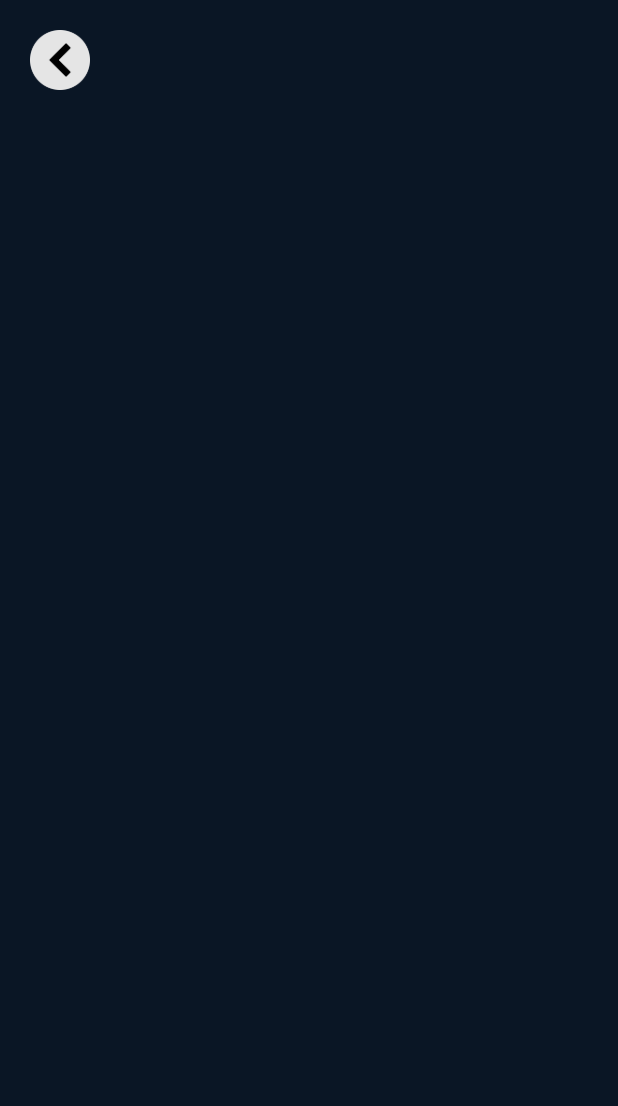
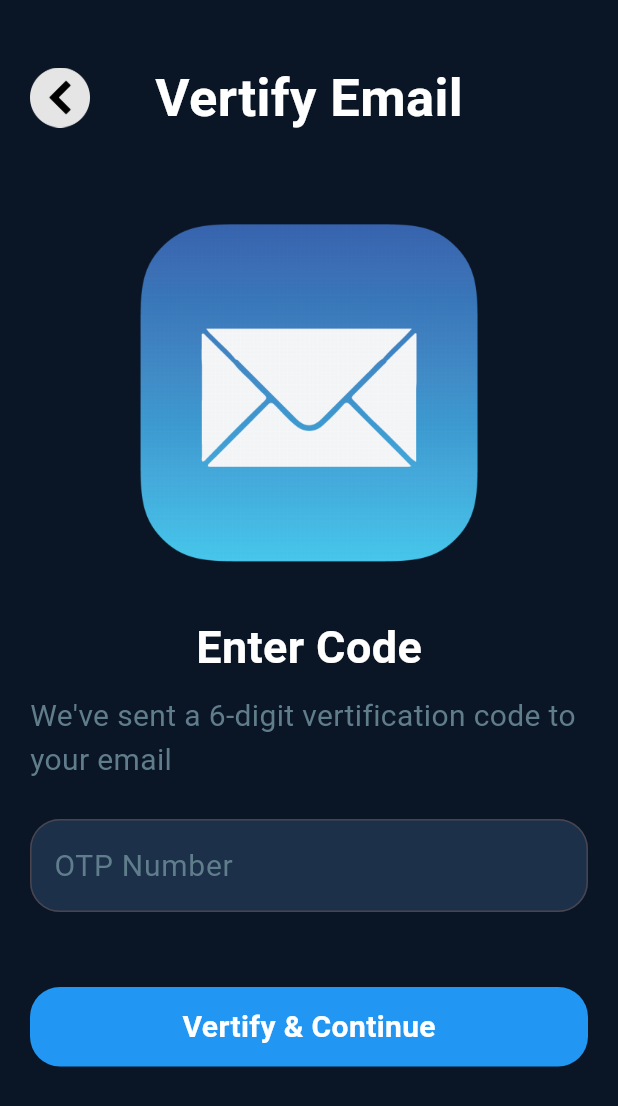
Before and after one commit to KNP700/income_and_expense_tracker, a Flutter app: the SignupPage screen opened directly, after a tap on "Continue", on a phone screen of 412 x 824 dp. Shown: the top 1106 px of the screen. Run offline on Flutter 3.47's test engine with Material 3 defaults, Android fonts, the phone set to English and light mode, and no system bars; our stand-ins replace bloc, flutter_bloc; network calls fail.

Commit message:
Main pages done.(without pass reset page)

```diff
--- /dev/null
+++ b/lib/View/createAccPage/create_acc_page_event.dart
@@ -0,0 +1,4 @@
+part of 'create_acc_page_bloc.dart';
+
+@immutable
+sealed class CreateAccPageEvent {}
--- /dev/null
+++ b/lib/View/createAccPage/create_acc_page_state.dart
@@ -0,0 +1,6 @@
+part of 'create_acc_page_bloc.dart';
+
+@immutable
+sealed class CreateAccPageState {}
+
+final class CreateAccPageInitial extends CreateAccPageState {}
--- a/lib/View/signup_otp_page_event.dart
+++ b/lib/View/signupOtpPage/signup_otp_page_event.dart
@@ -2,3 +2,5 @@ part of 'signup_otp_page_bloc.dart';
 
 @immutable
 sealed class SignupOtpPageEvent {}
+
+class ContinueToCreateAccActionEvent extends SignupOtpPageEvent{}
--- a/lib/View/signup_otp_page_state.dart
+++ b/lib/View/signupOtpPage/signup_otp_page_state.dart
@@ -4,3 +4,5 @@ part of 'signup_otp_page_bloc.dart';
 sealed class SignupOtpPageState {}
 
 final class SignupOtpPageInitial extends SignupOtpPageState {}
+
+class ContinueToCreateAccActionState extends SignupOtpPageState{}
--- a/lib/pages/signup_otp_page.dart
+++ b/lib/pages/signup_otp_page.dart
@@ -1,8 +1,10 @@
 import 'package:flutter/cupertino.dart';
 import 'package:flutter/material.dart';
 import 'package:flutter_bloc/flutter_bloc.dart';
+import 'package:income_and_expense_tracker/View/signup/signup_bloc.dart';
 
-import '../View/signup_otp_page_bloc.dart';
+import '../View/signupOtpPage/signup_otp_page_bloc.dart';
+import 'create_acc_page.dart';
 
 class SignUpOtpPage extends StatelessWidget {
   const SignUpOtpPage({super.key});
@@ -18,17 +20,144 @@ class SignUpOtpPage extends StatelessWidget {
             padding: const EdgeInsets.all(20.0),
             child: SingleChildScrollView(
               child: Column(
-                mainAxisAlignment: MainAxisAlignment.start,
-                crossAxisAlignment: CrossAxisAlignment.start,
                 children: [
+                  const SizedBox(height: 20),
+                  Stack(
+                    alignment: Alignment.center,
+                    children: [
+                      Align(
+                        alignment: Alignment.centerLeft,
+                        child: Image.asset(
+                          'assets/icon/back_icon.png',
+                          width: 40,
+                          height: 40,
+                          fit: BoxFit.cover,
+                        ),
+                      ),
+                      // const SizedBox(height: 50),
+                      const Text(
+                        'Vertify Email',
+                        style: TextStyle(
+                          color: Colors.white,
+                          fontSize: 35,
+                          fontWeight: FontWeight.bold,
+                        ),
+                      ),
+                    ],
+                  ),
+
+                  const SizedBox(height: 50),
+
                   Align(
-                    alignment: Alignment.centerLeft,
+                    alignment: Alignment.center,
                     child: Image.asset(
-                      'assets/icon/back_icon.png',
-                      width: 40,
-                      height: 40,
+                      'assets/images/email_logo.png',
+                      width: 250,
+                      height: 250,
                       fit: BoxFit.cover,
                     ),
+                  ),
+
+                  const SizedBox(height: 20),
+
+                  const Text(
+                    'Enter Code',
+                    style: TextStyle(
+                      color: Colors.white,
+                      fontWeight: FontWeight.bold,
+                      fontSize: 30,
+                    ),
+                  ),
+
+                  const SizedBox(height: 10),
+
+                  const Text(
+                    "We've sent a 6-digit vertification code to your email ",
+                    style: TextStyle(color: Colors.blueGrey, fontSize: 20),
+                  ),
+
+                  const SizedBox(height: 25),
+
+                  TextField(
+                    style: const TextStyle(color: Colors.white),
+                    decoration: InputDecoration(
+                      filled: true,
+                      fillColor: const Color(0XFF1c304a),
+                      border: OutlineInputBorder(
+                        borderRadius: BorderRadius.circular(20.0),
+                      ),
+                      hintText: "OTP Number",
+                      hintStyle: const TextStyle(
+                        color: Colors.blueGrey,
+                        fontSize: 20,
+                      ),
+                    ),
+                  ),
+
+                  const SizedBox(height: 50),
+
+                  BlocConsumer<SignupOtpPageBloc, SignupOtpPageState>(
+                    listener: (context, state) {
+                      if (state is ContinueToCreateAccActionState) {
+                        Navigator.of(context).push(
+                          MaterialPageRoute(
+                            builder: (context) => CreateAccPage(),
+                          ),
+                        );
+                      }
+                    },
+                    builder: (context, state) {
+                      return InkWell(
+                        onTap: () {
+                          context.read<SignupOtpPageBloc>().add(
+                            ContinueToCreateAccActionEvent(),
+                          );
+                        },
+                        child: Container(
+                          padding: EdgeInsets.all(12),
+                          decoration: BoxDecoration(
+                            borderRadius: BorderRadius.circular(20),
+                            color: Colors.blue,
+                          ),
+
+                          child: Row(
+                            mainAxisAlignment: MainAxisAlignment.center,
+                            children: [
+                              Center(
+                                child: Text(
+                                  "Vertify & Continue",
+                                  style: TextStyle(
+                                    color: Colors.white,
+                                    fontWeight: FontWeight.bold,
+                                    fontSize: 20,
+                                  ),
+                                ),
+                              ),
+                            ],
+                          ),
+                        ),
+                      );
+                    },
+                  ),
+
+                  SizedBox(height: 150),
+
+                  Row(
+                    mainAxisAlignment: MainAxisAlignment.center,
+
+                    children: [
+                      Text(
+                        "Didn't receive the code?",
+                        style: TextStyle(color: Colors.white, fontSize: 17),
+                      ),
+
+                      InkWell(
+                        child: const Text(
+                          "Resend Code",
+                          style: TextStyle(color: Colors.blue, fontSize: 17),
+                        ),
+                      ),
+                    ],
                   ),
                 ],
               ),
--- a/lib/pages/signup_page.dart
+++ b/lib/pages/signup_page.dart
@@ -5,7 +5,7 @@ import 'package:income_and_expense_tracker/View/signup/signup_bloc.dart';
 import 'package:income_and_expense_tracker/pages/login_page.dart';
 import 'package:income_and_expense_tracker/pages/signup_otp_page.dart';
 
-import '../View/signup_otp_page_bloc.dart';
+import '../View/signupOtpPage/signup_otp_page_bloc.dart';
 
 class SignupPage extends StatelessWidget {
   const SignupPage({super.key});
@@ -84,7 +84,26 @@ class SignupPage extends StatelessWidget {
 
                   const SizedBox(height: 40),
 
-                  Container(
+                  BlocConsumer<SignupBloc, SignupState>(
+                      listener: (context, state) {
+                        if (state is SignupNavigateToOtpActionState) {
+                          Navigator.of(context).push(
+                            MaterialPageRoute(
+                              builder: (context) => SignUpOtpPage(),
+                            ),
+                          );
+                        }
+
+                        // TODO: implement listener
+                      },
+                    builder: (context, state) {
+                      return InkWell(
+                        onTap: () {
+                          context.read<SignupBloc>().add(
+                            SignupNavigateToOtpActionEvent(),
+                          );
+                        },
+                        child: Container(
                           padding: const EdgeInsets.all(15),
                           decoration: BoxDecoration(
                             color: Colors.blue,
@@ -93,22 +112,7 @@ class SignupPage extends StatelessWidget {
                           child: Row(
                             mainAxisAlignment: MainAxisAlignment.center,
                             children: [
-                        BlocConsumer<SignupBloc, SignupState>(
-                          listener: (context, state) {
-                            if(state is SignupNavigateToOtpActionState){
-                              Navigator.of(context).push(
-                            MaterialPageRoute(builder: (context) => SignUpOtpPage(),
-
-                            ),
-                            );
-                            }
-
-
-                            // TODO: implement listener
-                            },
-                          builder: (context, state) {
-                            return InkWell(
-                              child: Text(
+                              Text(
                                 'Continue',
                                 style: TextStyle(
                                   color: Colors.white,
@@ -116,16 +120,11 @@ class SignupPage extends StatelessWidget {
                                   fontWeight: FontWeight.bold,
                                 ),
                               ),
-                              onTap: (){
-                                context.read<SignupBloc>().add(
-                                  SignupNavigateToOtpActionEvent(),
+                            ],
+                          ),
+                        ),
                       );
                     },
-                            );
-                          },
-                        ),
-                      ],
-                    ),
                   ),
 
                   const SizedBox(height: 240),
```
Also changed, not shown: lib/View/createAccPage/create_acc_page_bloc.dart (added, +13 -0 lines), lib/View/signupOtpPage/signup_otp_page_bloc.dart (renamed from lib/View/signup_otp_page_bloc.dart, +9 -3 lines), lib/pages/create_acc_page.dart (added, +306 -0 lines), assets/icon/my_image.jpg (added), assets/icon/username_icon.png (added), assets/images/email_logo.png (added), lib/View/forgotOtpPage/forgot_otp_page_event.dart (line endings or trailing spaces), lib/View/forgotOtpPage/forgot_otp_page_state.dart (line endings or trailing spaces). Lines whose indentation alone changed are shown as unchanged.
